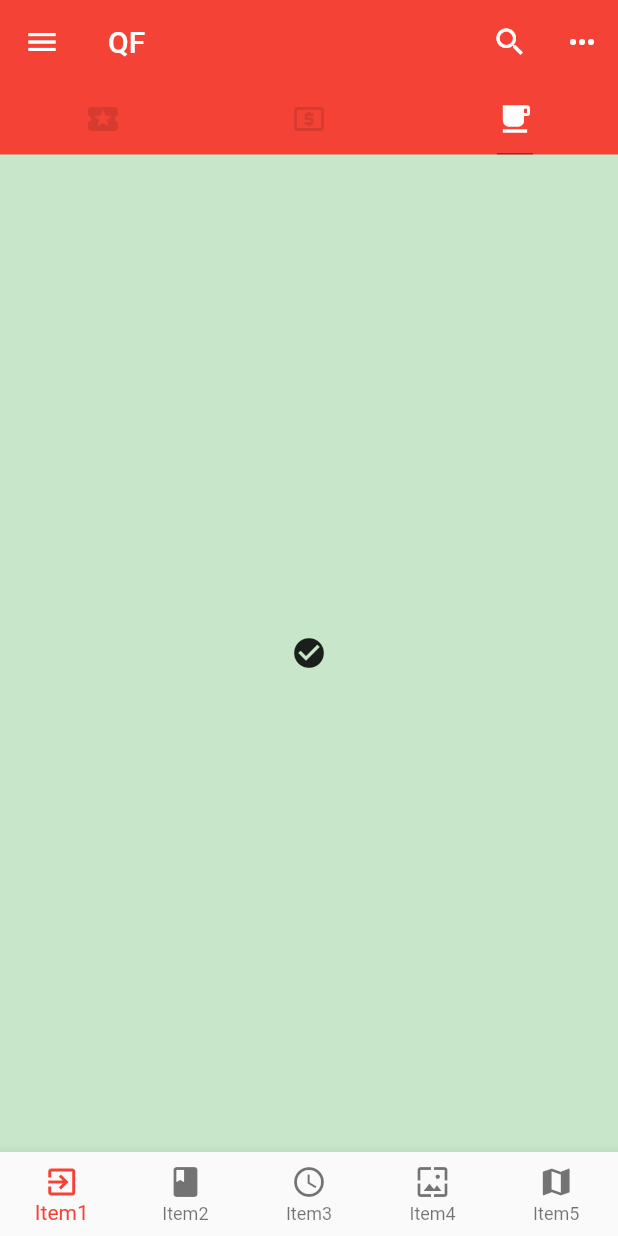
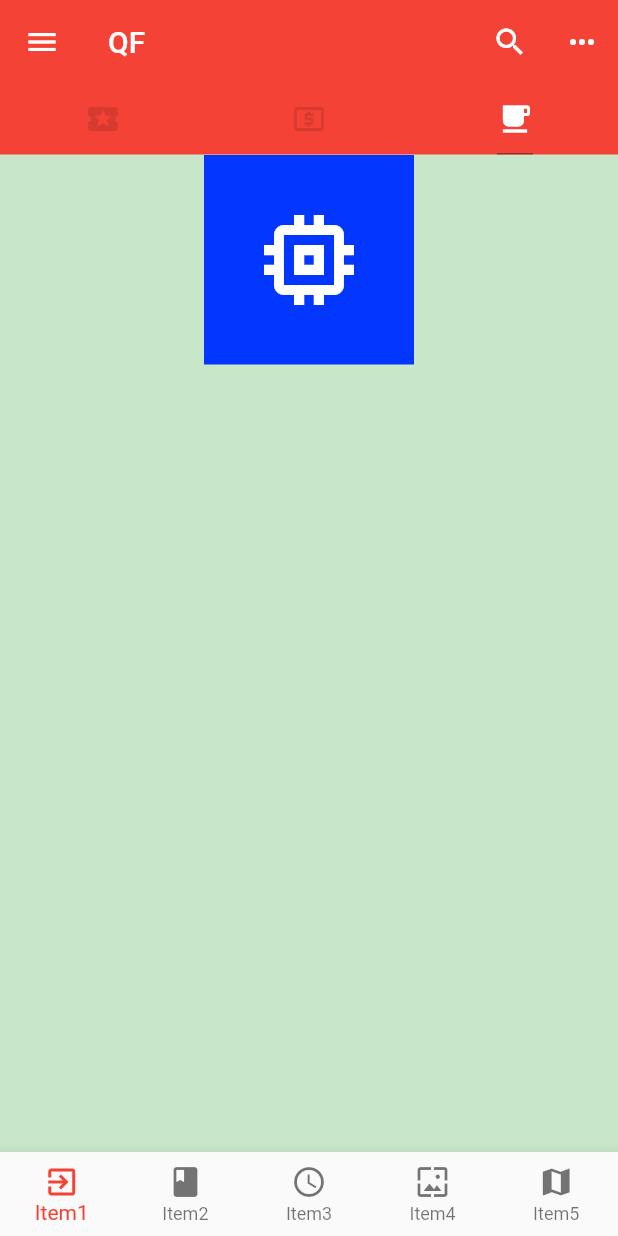
Before and after one commit to mookoonb/FlutterText, a Flutter app: the screen it shows after launch, tab 3 chosen, on a phone screen of 412 x 824 dp. Run offline on Flutter 3.47's test engine with Material 2 defaults, Android fonts, the phone set to English and light mode, and no system bars; network calls fail.

Commit message:
开始学习flexBox

```diff
--- /dev/null
+++ b/lib/Demo/layout_demo.dart
@@ -0,0 +1,31 @@
+import 'package:flutter/material.dart';
+
+class layoutDemo extends StatelessWidget {
+
+  Widget build(BuildContext context){
+    return Column(
+      children: <Widget>[
+        IconBadge(Icons.memory,size: 80.0,)
+      ],
+    );
+  }
+}
+
+class IconBadge extends StatelessWidget {
+
+  final IconData icon;
+  final double size;
+  IconBadge (this.icon,{
+    this.size = 32
+  });
+
+  Widget build(BuildContext context){
+    return Container(
+      child: Icon(icon,size: size,color: Colors.white,),
+      width: size+60,
+      height: size+60,
+      color: Color.fromRGBO(3, 54, 255, 1.0),
+    );
+  }
+
+}
--- a/lib/main.dart
+++ b/lib/main.dart
@@ -2,6 +2,7 @@ import 'package:flutter/material.dart';
 import 'Demo/bottom_navigation_bar_demo.dart';
 import 'Demo/listViewDemo.dart';
 import 'Demo/bascid_demo.dart';
+import 'Demo/layout_demo.dart';
 
 void main() => runApp(App());
 
@@ -57,7 +58,7 @@ class Home extends StatelessWidget {
               children: <Widget>[
                 listViewDemo(),
                 ViewDemo(),
-                Icon(Icons.check_circle)
+               layoutDemo()
               ],
             ),
 
```
